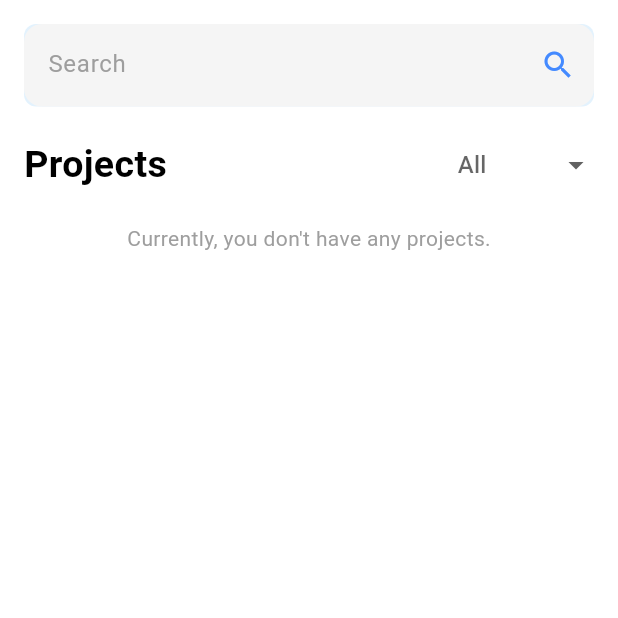
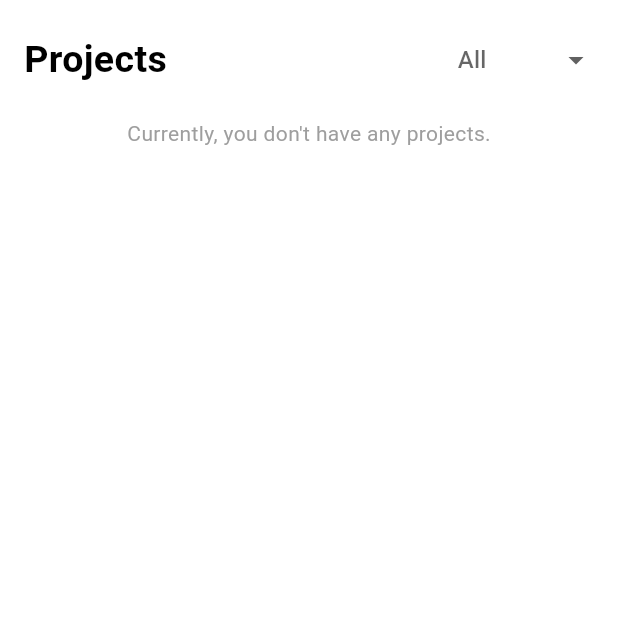
Before and after one commit to Le-Anh-Quoc/Work-Group-App, a Flutter app: the ProjectScreen screen opened directly, on a phone screen of 412 x 824 dp, the top half of it. Run offline on Flutter 3.47's test engine with Material 3 defaults, Android fonts, the phone set to English and light mode, and no system bars; our stand-ins replace cloud_firestore, file_picker, firebase_auth, firebase_core, firebase_storage, fl_chart and 5 more; missing offline and left inert: firebase_app_check; accounts and stored records are empty; network calls fail.

Commit message:
delete CustomSearchField

```diff
--- a/lib/screens/project/ProjectScreen.dart
+++ b/lib/screens/project/ProjectScreen.dart
@@ -41,8 +41,8 @@ class _ProjectScreenState extends State<ProjectScreen> {
           body: Padding(
             padding: const EdgeInsets.fromLTRB(16, 16, 16, 56),
             child: Column(children: [
-              CustomSearchField(),
-              const SizedBox(height: 15),
+              // CustomSearchField(),
+              // const SizedBox(height: 15),
               Row(
                 mainAxisAlignment: MainAxisAlignment.spaceBetween,
                 children: [
```
